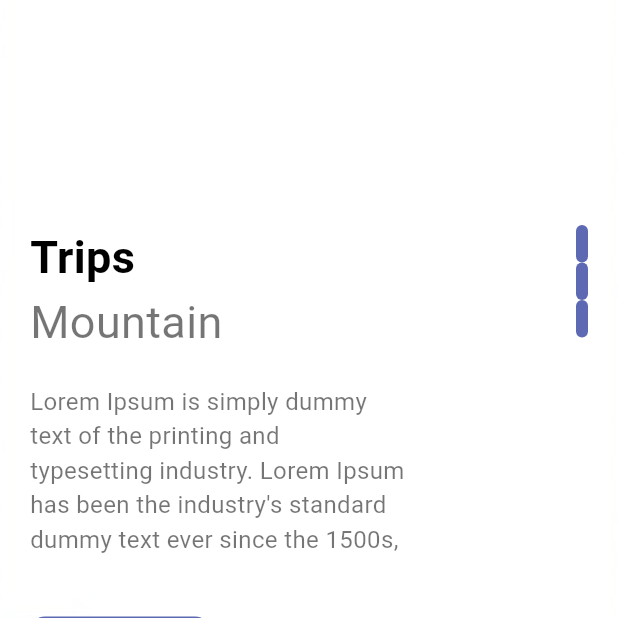
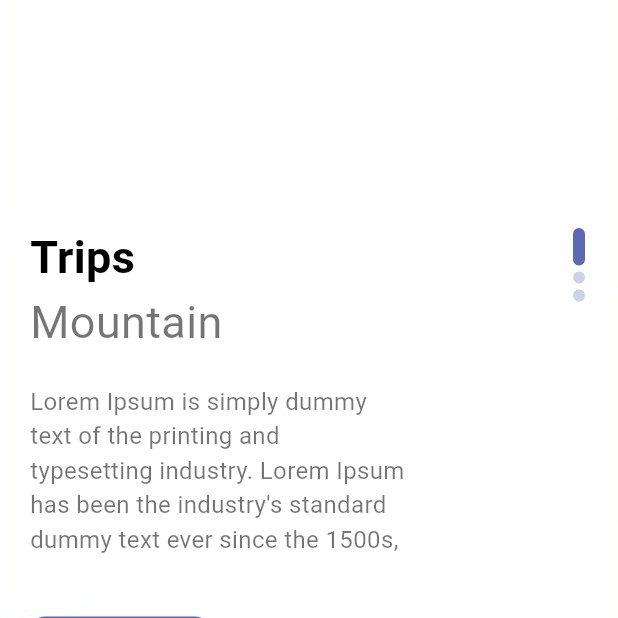
Before and after one commit to zeph1re/TravelApp, a Flutter app: the screen it shows after launch, on a phone screen of 412 x 824 dp, the top half of it. Run offline on Flutter 3.47's test engine with Material 2 defaults, Android fonts, the phone set to English and light mode, and no system bars.

Commit message:
welcome page dinamic dots

```diff
--- a/lib/pages/welcome_page.dart
+++ b/lib/pages/welcome_page.dart
@@ -65,12 +65,16 @@ class _WelcomePageState extends State<WelcomePage> {
                         Column(
                           children: List.generate(
                               images.length,
-                              (index) => Container(
+                              (indexDots) => Container(
+                                    margin: EdgeInsets.all(2),
                                     width: 8,
-                                    height: 25,
+                                    height: index == indexDots ? 25 : 8,
                                     decoration: BoxDecoration(
                                         borderRadius: BorderRadius.circular(8),
-                                        color: AppColors.mainColor),
+                                        color: index == indexDots
+                                            ? AppColors.mainColor
+                                            : AppColors.mainColor
+                                                .withOpacity(0.3)),
                                   )),
                         )
                       ],
```
